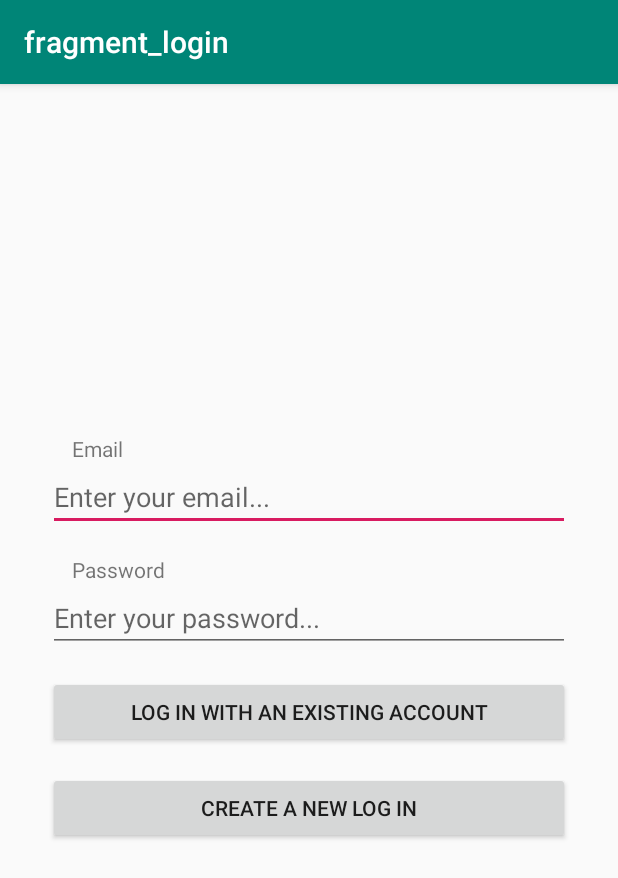
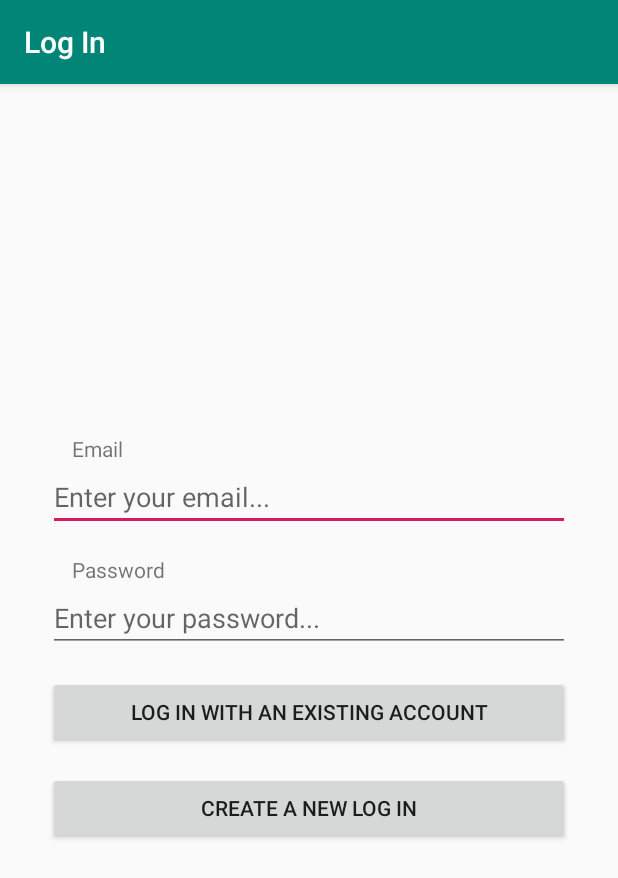
Before and after one commit to gmendozah/ShoeStore, an Android app: the screen it shows after launch (MainActivity), on a phone screen of 412 x 824 dp. Shown: the top 878 px of the screen. Run offline under Robolectric (Android 15) with nearby library versions, the phone set to English and light mode, and no system bars; our stand-ins replace Timber, data binding, navigation-ui.

Commit message:
refactor: navigation titles

```diff
--- a/app/src/main/res/navigation/navigation.xml
+++ b/app/src/main/res/navigation/navigation.xml
@@ -8,8 +8,8 @@
     <fragment
         android:id="@+id/loginFragment"
         android:name="com.udacity.shoestore.screens.login.LoginFragment"
-        android:label="fragment_login"
-        tools:layout="@layout/fragment_login" >
+        android:label="@string/login"
+        tools:layout="@layout/fragment_login">
         <action
             android:id="@+id/action_loginFragment_to_welcomeFragment"
             app:destination="@id/welcomeFragment"
@@ -20,8 +20,8 @@
     <fragment
         android:id="@+id/welcomeFragment"
         android:name="com.udacity.shoestore.screens.welcome.WelcomeFragment"
-        android:label="fragment_welcome"
-        tools:layout="@layout/fragment_welcome" >
+        android:label="@string/welcome"
+        tools:layout="@layout/fragment_welcome">
         <action
             android:id="@+id/action_welcomeFragment_to_instructionsFragment"
             app:destination="@id/instructionsFragment"
@@ -32,8 +32,8 @@
     <fragment
         android:id="@+id/instructionsFragment"
         android:name="com.udacity.shoestore.screens.instructions.InstructionsFragment"
-        android:label="fragment_instructions"
-        tools:layout="@layout/fragment_instructions" >
+        android:label="@string/instructionsTitle"
+        tools:layout="@layout/fragment_instructions">
         <action
             android:id="@+id/action_instructionsFragment_to_shoeListingFragment"
             app:destination="@id/shoeListingFragment"
@@ -44,8 +44,8 @@
     <fragment
         android:id="@+id/shoeListingFragment"
         android:name="com.udacity.shoestore.screens.shoeListing.ShoeListingFragment"
-        android:label="shoe_listing_fragment"
-        tools:layout="@layout/shoe_listing_fragment" >
+        android:label="@string/shoeListingTitle"
+        tools:layout="@layout/shoe_listing_fragment">
         <action
             android:id="@+id/action_shoeListingFragment_to_shoeDetailFragment"
             app:destination="@id/shoeDetailFragment"
@@ -54,8 +54,8 @@
     <fragment
         android:id="@+id/shoeDetailFragment"
         android:name="com.udacity.shoestore.screens.shoeDetail.ShoeDetailFragment"
-        android:label="shoe_detail_fragment"
-        tools:layout="@layout/shoe_detail_fragment" >
+        android:label="@string/shoeDetailsTitle"
+        tools:layout="@layout/shoe_detail_fragment">
         <action
             android:id="@+id/action_shoeDetailFragment_to_shoeListingFragment"
             app:destination="@id/shoeListingFragment" />
--- a/app/src/main/res/values/strings.xml
+++ b/app/src/main/res/values/strings.xml
@@ -12,4 +12,9 @@
     <string name="shoeListing">Shoe Listing</string>
     <string name="logout">Logout</string>
     <string name="addButtonContentDescription">This button goes to the shoe detail screen</string>
+    <string name="login">Log In</string>
+    <string name="welcome">Welcome!</string>
+    <string name="instructionsTitle">Instructions</string>
+    <string name="shoeListingTitle">Shoe Listing</string>
+    <string name="shoeDetailsTitle">Shoe Detail</string>
 </resources>
```
